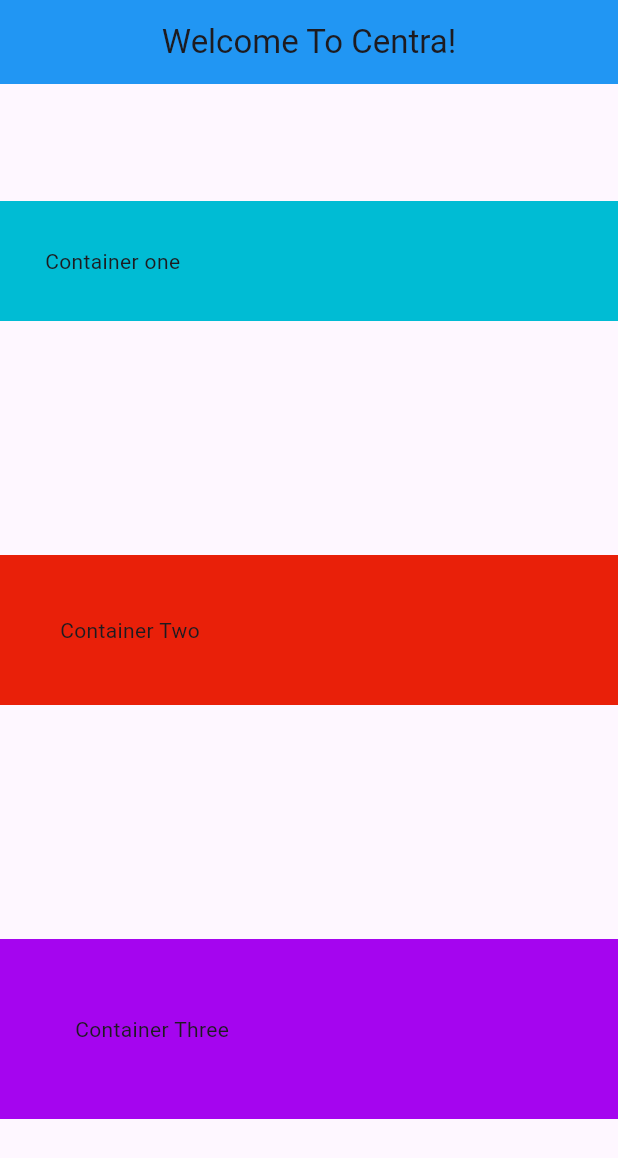
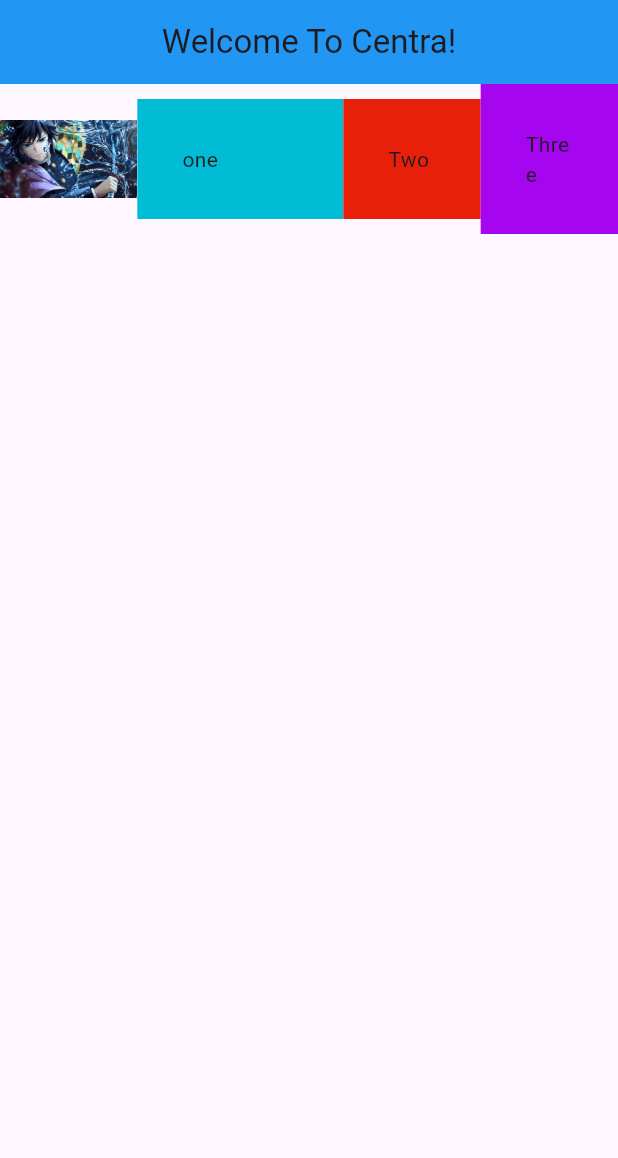
Before and after one commit to Mayurrajput97/Dart, a Flutter app: the screen it shows after launch, on a phone screen of 412 x 824 dp. Shown: the top 1158 px of the screen. Run offline on Flutter 3.47's test engine with Material 3 defaults, Android fonts, the phone set to English and light mode, and no system bars.

Commit message:
Expanded Widget

```diff
--- a/my_first_pr/lib/main.dart
+++ b/my_first_pr/lib/main.dart
@@ -1,4 +1,6 @@
+import 'package:flutter/cupertino.dart';
 import 'package:flutter/material.dart';
+import 'package:flutter/widgets.dart';
 
 void main() {
   runApp(MaterialApp(
@@ -16,26 +18,37 @@
           backgroundColor: Colors.blue,
         ),
 
-        //  Rows Widget :>>>>>>>>>>
+        //  Expanded Widget :>>>>>>>>>>
 
-        body: Column(
-          mainAxisAlignment: MainAxisAlignment.spaceAround,
-          crossAxisAlignment: CrossAxisAlignment.stretch,
+        body: Row(
           children: <Widget>[
-            Container(
-              padding: EdgeInsets.all(30.0),
-              color: Colors.cyan,
-              child: Text('Container one'),
+            Expanded(
+              child: Image.asset('assets/giyu.jpg'),
+              flex: 2,
             ),
-            Container(
-              padding: EdgeInsets.all(40.0),
-              color: Color.fromARGB(255, 233, 32, 9),
-              child: Text('Container Two'),
+            Expanded(
+              flex: 3,
+              child: Container(
+                padding: EdgeInsets.all(30.0),
+                color: Colors.cyan,
+                child: Text('one'),
+              ),
             ),
-            Container(
-              padding: EdgeInsets.all(50.0),
-              color: Color.fromARGB(255, 165, 5, 239),
-              child: Text('Container Three'),
+            Expanded(
+              flex: 2,
+              child: Container(
+                padding: EdgeInsets.all(30.0),
+                color: Color.fromARGB(255, 233, 32, 9),
+                child: Text('Two'),
+              ),
+            ),
+            Expanded(
+              flex: 2,
+              child: Container(
+                padding: EdgeInsets.all(30.0),
+                color: Color.fromARGB(255, 165, 5, 239),
+                child: Text('Three'),
+              ),
             ),
           ],
         ));
```
